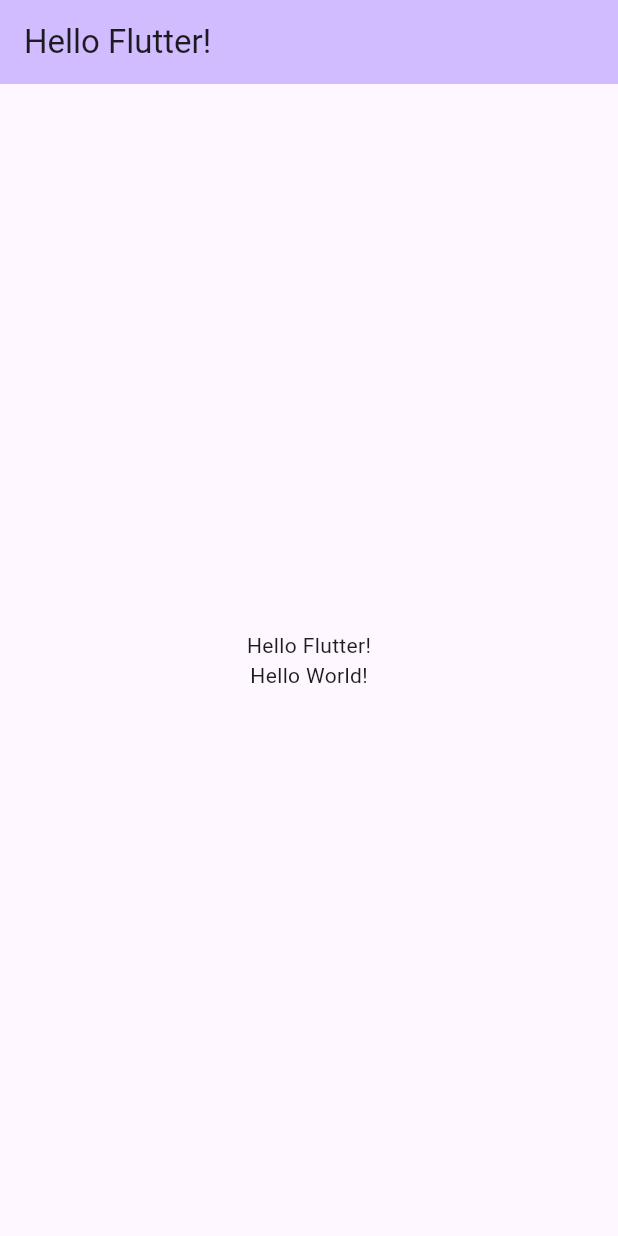
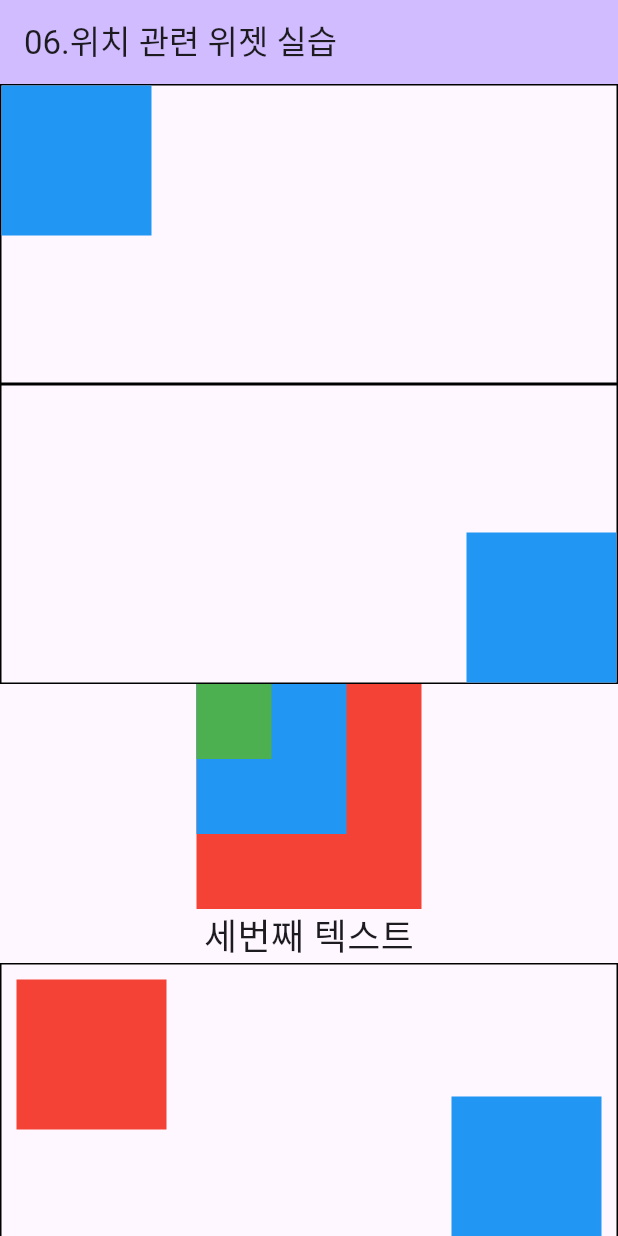
Before and after one commit to chhak0503/flutter, a Flutter app: the MyHomePage screen opened directly, on a phone screen of 412 x 824 dp. Run offline on Flutter 3.47's test engine with Material 3 defaults, Android fonts, the phone set to English and light mode, and no system bars.

Commit message:
add ch02

```diff
--- a/ch02/lib/06_position_widget.dart
+++ b/ch02/lib/06_position_widget.dart
@@ -11,7 +11,7 @@ class MyApp extends StatelessWidget {
   Widget build(BuildContext context) {
     return MaterialApp(
       title: 'Flutter Demo',
-      home: const MyHomePage(title: 'Hello Flutter!'),
+      home: const MyHomePage(title: '06.위치 관련 위젯 실습'),
     );
   }
 }
@@ -34,15 +34,107 @@ class _MyHomePageState extends State<MyHomePage> {
         backgroundColor: Theme.of(context).colorScheme.inversePrimary,
         title: Text(widget.title),
       ),
-      body: Center(
-        child: Column(
-          mainAxisAlignment: MainAxisAlignment.center,
-          children: <Widget>[
-            Text('Hello Flutter!'),
-            Text('Hello World!')
-          ],
-        ),
-      ),
+      body: Column(
+        children: [
+
+          // Align : 특정 위치에 배치하기
+          Container(
+            width: double.infinity, // 가로폭 100%
+            height: 200,
+            decoration: BoxDecoration(
+              border: Border.all(width: 1)
+            ),
+            child: Align(
+              alignment: Alignment.topLeft,
+              child: Container(
+                width: 100,
+                height: 100,
+                color: Colors.blue,
+              ),
+            ),
+          ),
+
+          // FractionalOffset : 특정 위치 좌표로 배치하기
+          Container(
+            width: double.infinity, // 가로폭 100%
+            height: 200,
+            decoration: BoxDecoration(
+                border: Border.all(width: 1)
+            ),
+            child: Align(
+              alignment: FractionalOffset(1, 1),
+              child: Container(
+                width: 100,
+                height: 100,
+                color: Colors.blue,
+              ),
+            ),
+          ),
+
+          // Stack : 위젯을 겹쳐서 배치
+          Stack(
+            children: [
+              Container(
+                width: 150,
+                height: 150,
+                color: Colors.red,
+              ),
+              Container(
+                width: 100,
+                height: 100,
+                color: Colors.blue,
+              ),
+              Container(
+                width: 50,
+                height: 50,
+                color: Colors.green,
+              ),
+            ],
+          ),
+
+          // IndexedStack : 위젯을 겹쳐서 배치하고 인덱스 번호로 화면에 표시
+          IndexedStack(
+            index: 2,
+            children: [
+              Text('첫번째 텍스트', style: TextStyle(fontSize: 24),),
+              Text('두번째 텍스트', style: TextStyle(fontSize: 24),),
+              Text('세번째 텍스트', style: TextStyle(fontSize: 24),),
+            ],
+          ),
+
+          // Positioned
+          Container(
+            width: double.infinity,
+            height: 200,
+            decoration: BoxDecoration(
+              border: Border.all(width: 1)
+            ),
+            child: Stack(
+              children: [
+                Positioned( // Positioned 위젯은 반드시 Stack 위젯 자식으로 사용
+                  left: 10,
+                  top: 10,
+                  child: Container(
+                    width: 100,
+                    height: 100,
+                    color: Colors.red,
+                  )
+                ),
+                Positioned( // Positioned 위젯은 반드시 Stack 위젯 자식으로 사용
+                    right: 10,
+                    bottom: 10,
+                    child: Container(
+                      width: 100,
+                      height: 100,
+                      color: Colors.blue,
+                    )
+                )
+              ],
+            ),
+          )
+
+        ],
+      )
 
     );
   }
```
Also changed, not shown: ch02/lib/07_size_widget.dart (+36 -10 lines), ch02/lib/08_etc_widget.dart (+43 -10 lines).
